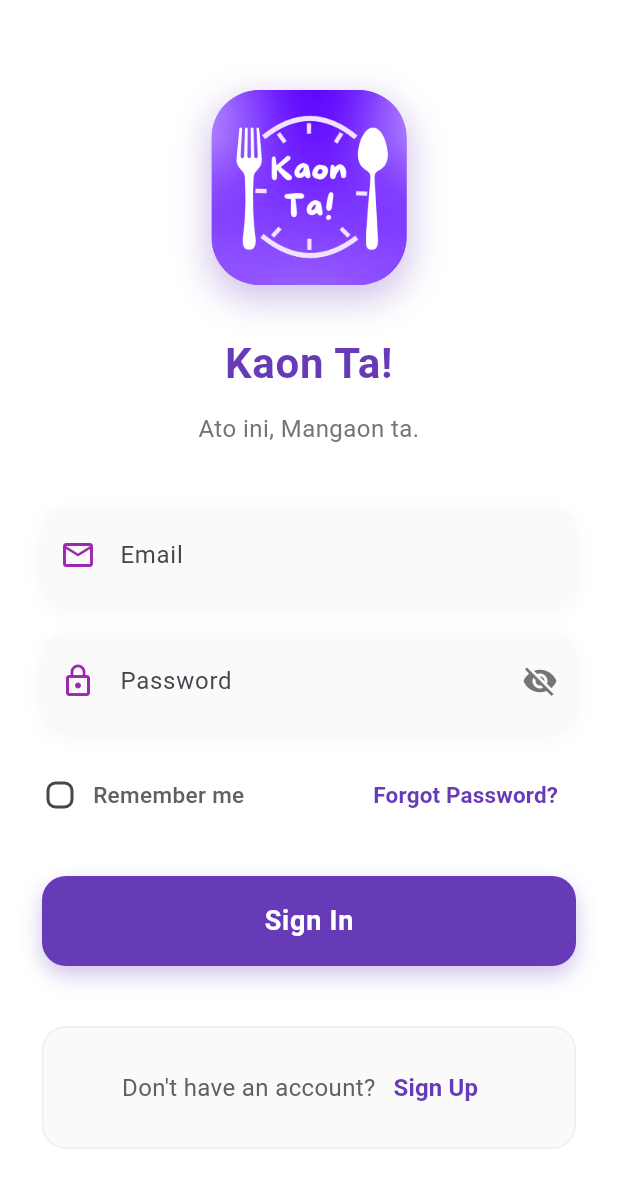
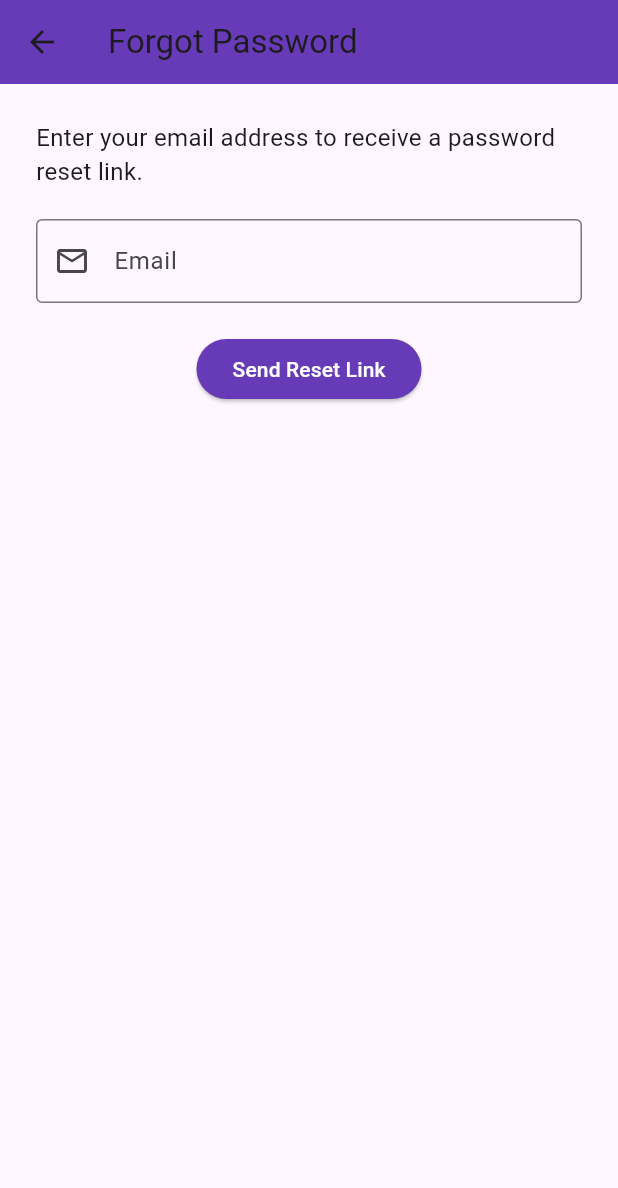
Before and after one commit to ainorjamal/meal_planner, a Flutter app: the screen it shows after launch, after a tap on "Forgot Password?", on a phone screen of 412 x 824 dp. Shown: the top 1188 px of the screen. Run offline on Flutter 3.47's test engine with Material 3 defaults, Android fonts, the phone set to English and light mode, and no system bars; our stand-ins replace cloud_firestore, firebase_auth, firebase_core, firebase_storage, flutter_local_notifications, flutter_markdown and 5 more; accounts and stored records are empty.

Commit message:
feat: forgot password page

```diff
--- a/lib/auth/auth_service.dart
+++ b/lib/auth/auth_service.dart
@@ -19,7 +19,7 @@ class AuthService {
     );
   }
 
-  Future<UserCredential> createAccount({
+    Future<UserCredential> createAccount({
     required String name,
     required String email,
     required String password,
@@ -28,9 +28,9 @@ class AuthService {
         .createUserWithEmailAndPassword(email: email, password: password);
     try {
       await userCredential.user?.updateDisplayName(name);
+      await userCredential.user?.reload(); // 🔁 This ensures displayName is available immediately
     } catch (e) {
       debugPrint('⚠️ Failed to update display name: $e');
-      // This shouldn't block the registration, so we just log the warning.
     }
 
     return userCredential;
--- /dev/null
+++ b/lib/pages/forgotPassword_screen.dart
@@ -0,0 +1,98 @@
+import 'package:flutter/material.dart';
+import 'package:firebase_auth/firebase_auth.dart';
+
+class ForgotPasswordScreen extends StatefulWidget {
+  const ForgotPasswordScreen({super.key});
+
+  @override
+  State<ForgotPasswordScreen> createState() => _ForgotPasswordScreenState();
+}
+
+class _ForgotPasswordScreenState extends State<ForgotPasswordScreen> {
+  final TextEditingController _emailController = TextEditingController();
+  String? _message;
+  bool _isLoading = false;
+
+  Future<void> _resetPassword() async {
+    setState(() {
+      _isLoading = true;
+      _message = null;
+    });
+
+    try {
+      await FirebaseAuth.instance
+          .sendPasswordResetEmail(email: _emailController.text.trim());
+
+      setState(() {
+        _message =
+            'A password reset link has been sent to your email.';
+      });
+    } on FirebaseAuthException catch (e) {
+      setState(() {
+        _message = e.message ?? 'An error occurred.';
+      });
+    } finally {
+      setState(() {
+        _isLoading = false;
+      });
+    }
+  }
+
+  @override
+  Widget build(BuildContext context) {
+    return Scaffold(
+      appBar: AppBar(
+        title: const Text('Forgot Password'),
+        backgroundColor: Colors.deepPurple,
+      ),
+      body: Padding(
+        padding: const EdgeInsets.all(24.0),
+        child: Column(
+          children: [
+            const Text(
+              'Enter your email address to receive a password reset link.',
+              style: TextStyle(fontSize: 16),
+            ),
+            const SizedBox(height: 20),
+            TextField(
+              controller: _emailController,
+              decoration: const InputDecoration(
+                labelText: 'Email',
+                prefixIcon: Icon(Icons.email_outlined),
+                border: OutlineInputBorder(),
+              ),
+              keyboardType: TextInputType.emailAddress,
+            ),
+            const SizedBox(height: 20),
+            ElevatedButton(
+              onPressed: _isLoading ? null : _resetPassword,
+              style: ElevatedButton.styleFrom(
+                backgroundColor: Colors.deepPurple,
+                foregroundColor: Colors.white, // Ensures text/icon/spinner color is white
+              ),
+              child: _isLoading
+                ? const SizedBox(
+                    width: 20,
+                    height: 20,
+                    child: CircularProgressIndicator(color: Colors.white, strokeWidth: 2),
+                  )
+                : const Text(
+                    'Send Reset Link',
+                    style: TextStyle(color: Colors.white),
+                  ),
+            ),
+            const SizedBox(height: 20),
+            if (_message != null)
+              Text(
+                _message!,
+                style: const TextStyle(
+                  color: Colors.red,
+                  fontWeight: FontWeight.bold,
+                ),
+              ),
+          ],
+        ),
+      ),
+    );
+  }
+}
--- a/lib/pages/login_screen.dart
+++ b/lib/pages/login_screen.dart
@@ -1,6 +1,7 @@
 import 'package:flutter/material.dart';
 import 'package:firebase_auth/firebase_auth.dart';
 import 'package:meal_planner/pages/register_screen.dart';
+import 'package:meal_planner/pages/forgotPassword_screen.dart';
 import '../auth/auth_service.dart';
 import 'dart:async';
 
@@ -342,7 +343,10 @@ class _LoginScreenState extends State<LoginScreen> {
                     ),
                     TextButton(
                       onPressed: () {
-                        // Navigate to forgot password screen
+                        Navigator.push(
+                          context,
+                          MaterialPageRoute(builder: (context) => const ForgotPasswordScreen()),
+                        );
                       },
                       style: TextButton.styleFrom(
                         foregroundColor:
```
Also changed, not shown: lib/screens/user_profile_screen.dart (+1 -11 lines).
